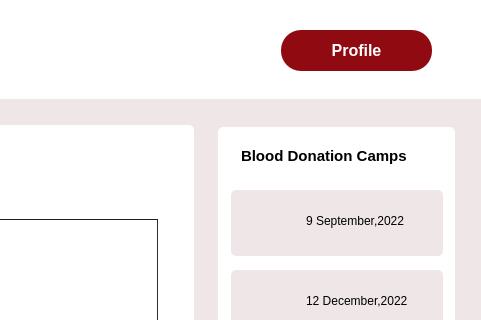
Before: the Qt Designer form emergencyrequest_admin.ui in Rista10/Final, drawn with Qt 5; both pictures show x 789 to 1270 and y 0 to 320 of the 1270 by 700 pixel window.
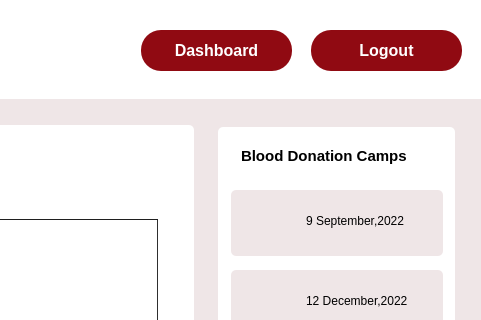
After: the same form once the commit is applied. Icons and pictures are not drawn.

Patch:
```diff
--- a/emergencyrequest_admin.ui
+++ b/emergencyrequest_admin.ui
@@ -274,7 +274,7 @@
   <widget class="QPushButton" name="login">
    <property name="geometry">
     <rect>
-     <x>1070</x>
+     <x>930</x>
      <y>30</y>
      <width>151</width>
      <height>41</height>
@@ -304,7 +304,7 @@
 }</string>
    </property>
    <property name="text">
-    <string>Profile</string>
+    <string>Dashboard</string>
    </property>
   </widget>
   <widget class="QPushButton" name="home">
@@ -679,6 +679,42 @@
     <string>   Search</string>
    </property>
   </widget>
+  <widget class="QPushButton" name="login_2">
+   <property name="geometry">
+    <rect>
+     <x>1100</x>
+     <y>30</y>
+     <width>151</width>
+     <height>41</height>
+    </rect>
+   </property>
+   <property name="font">
+    <font>
+     <pointsize>12</pointsize>
+     <bold>true</bold>
+    </font>
+   </property>
+   <property name="cursor">
+    <cursorShape>PointingHandCursor</cursorShape>
+   </property>
+   <property name="styleSheet">
+    <string notr="true">#login_2
+{
+ background-color:rgb(144, 10, 18);
+border-radius:20px;
+	color: rgb(255, 255, 255);
+}
+
+#login_2::hover
+{
+background-color:white;
+	color: rgb(144, 10, 18);
+}</string>
+   </property>
+   <property name="text">
+    <string>Logout</string>
+   </property>
+  </widget>
   <zorder>label_4</zorder>
   <zorder>label_24</zorder>
   <zorder>label_25</zorder>
@@ -709,6 +745,7 @@
   <zorder>why</zorder>
   <zorder>tableView</zorder>
   <zorder>search</zorder>
+  <zorder>login_2</zorder>
  </widget>
  <resources/>
  <connections/>
```
